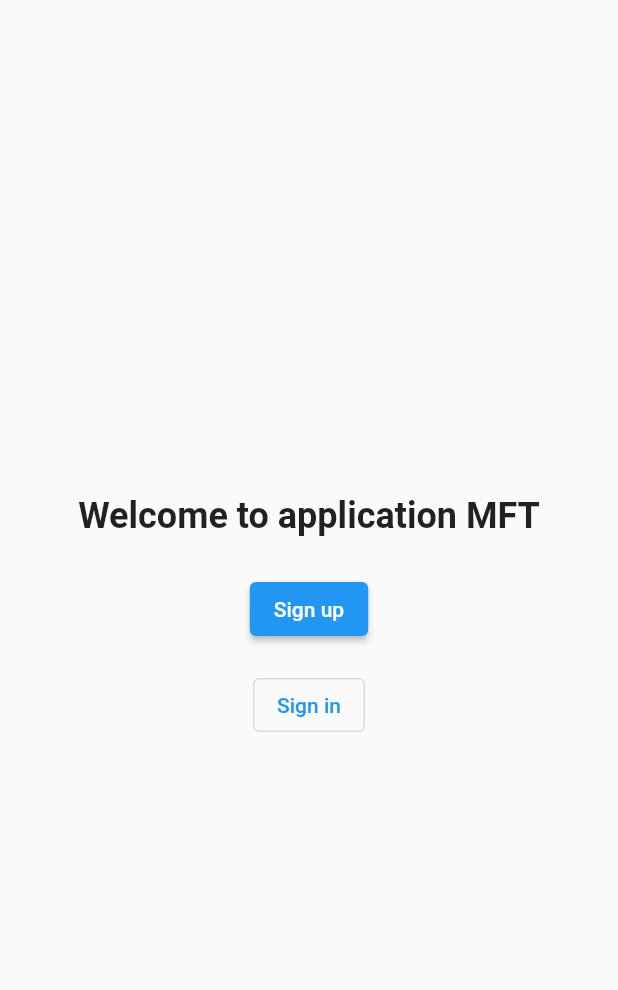
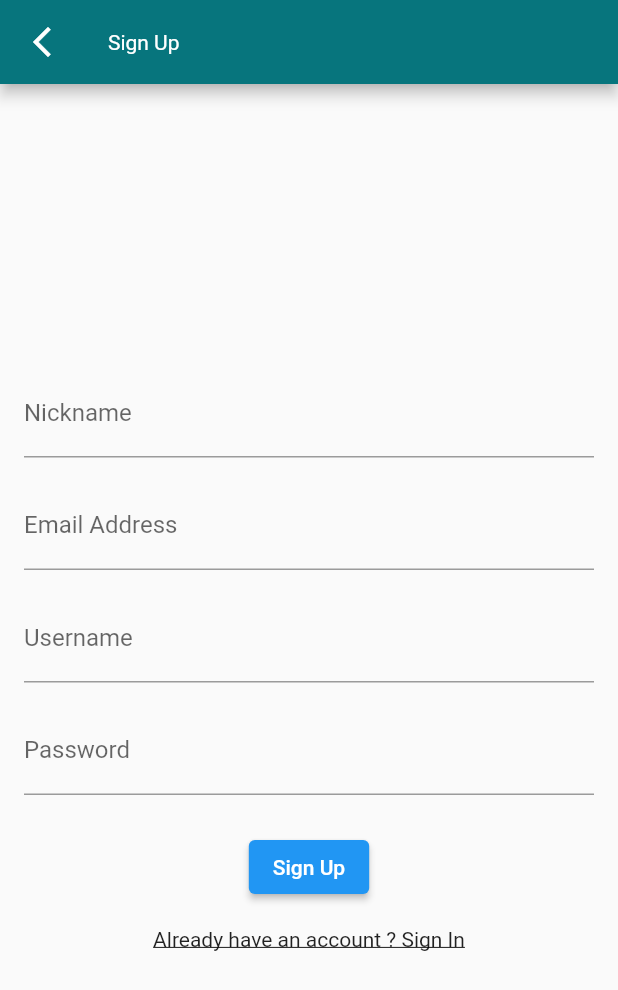
Before and after one commit to nat997/frontend, a Flutter app: the screen it shows after launch, after a tap on "Sign up", on a phone screen of 412 x 824 dp. Shown: the top 990 px of the screen. Run offline on Flutter 3.47's test engine with Material 2 defaults, Android fonts, the light colour scheme and no system bars; our stand-ins replace go_router.

Commit message:
Merge changes from remote

```diff
--- a/assets/data.json
+++ b/assets/data.json
@@ -0,0 +1,12 @@
+{
+    "users":[
+        {
+            "id":1,
+            "name":"somebody",
+            "mail":"something@somethingelse.com",
+            "username":"somethingsomething",
+            "password":"disizsomepassword",
+            "islogged":"true"
+        }
+    ]
+}
--- a/lib/HomePage.dart
+++ b/lib/HomePage.dart
@@ -19,14 +19,14 @@ class HomePage extends StatelessWidget {
             const SizedBox(height: 24.0),
             ElevatedButton(
               onPressed: () {
-                // Perform sign up logic here
+                GoRouter.of(context).go('/SignUp');
               },
               child: const Text('Sign up'),
             ),
             const SizedBox(height: 16.0),
             OutlinedButton(
               onPressed: () {
-                GoRouter.of(context).go('/LoginPage');
+                GoRouter.of(context).go('/SignIn');
               },
               child: const Text('Sign in'),
             ),
--- /dev/null
+++ b/lib/SignUp.dart
@@ -0,0 +1,78 @@
+import 'package:flutter/material.dart';
+import 'package:go_router/go_router.dart';
+
+class SignUp extends StatelessWidget {
+  const SignUp({Key? key}) : super(key: key);
+
+  @override
+  Widget build(BuildContext context) {
+    return Scaffold(
+      appBar: AppBar(
+        title: const Text('Sign Up'),
+        backgroundColor: const Color(0xff07757d),
+        iconTheme: const IconThemeData(color: Colors.white),
+        leading: IconButton(
+          onPressed: () {
+            GoRouter.of(context).go('/');
+          },
+          icon: const Icon(Icons.arrow_back_ios_new),
+        ),
+        toolbarTextStyle: const TextStyle(
+          color: Colors.white,
+        ),
+        titleTextStyle: const TextStyle(
+          color: Colors.white,
+        ),
+      ),
+      body: Padding(
+        padding: const EdgeInsets.all(16.0),
+        child: Column(
+          mainAxisAlignment: MainAxisAlignment.center,
+          children: [
+            const TextField(
+              decoration: InputDecoration(
+                labelText: 'Nickname',
+              ),
+            ),
+            const SizedBox(height: 16.0),
+            const TextField(
+              decoration: InputDecoration(
+                labelText: 'Email Address',
+              ),
+            ),
+            const SizedBox(height: 16.0),
+            const TextField(
+              decoration: InputDecoration(
+                labelText: 'Username',
+              ),
+            ),
+            const SizedBox(height: 16.0),
+            const TextField(
+              obscureText: true,
+              decoration: InputDecoration(
+                labelText: 'Password',
+              ),
+            ),
+            const SizedBox(height: 24.0),
+            ElevatedButton(
+              onPressed: () {
+                // Perform sign up logic here
+              },
+              child: const Text('Sign Up'),
+            ),
+            const SizedBox(height: 16.0),
+            GestureDetector(
+              onTap: () {
+                GoRouter.of(context).go('/SignIn');
+              },
+              child: const Text(
+                'Already have an account ? Sign In',
+                style: TextStyle(decoration: TextDecoration.underline),
+              ),
+            ),
+          ],
+        ),
+      ),
+    );
+  }
+}
--- a/lib/main.dart
+++ b/lib/main.dart
@@ -1,7 +1,8 @@
 import 'package:flutter/material.dart';
 import 'package:go_router/go_router.dart';
+import 'package:mft/SignUp.dart';
 import 'HomePage.dart';
-import 'LoginPage.dart';
+import 'SignIn.dart';
 
 final _router = GoRouter(routes: [
   GoRoute(
@@ -9,8 +10,12 @@ final _router = GoRouter(routes: [
     pageBuilder: (context, state) => const MaterialPage(child: HomePage()),
   ),
   GoRoute(
-      path: '/LoginPage',
-      pageBuilder: (context, state) => const MaterialPage(child: LoginPage())),
+      path: '/SignIn',
+      pageBuilder: (context, state) => const MaterialPage(child: SignIn())),
+  GoRoute(
+    path: '/SignUp',
+    pageBuilder: (context, state) => const MaterialPage(child: SignUp()),
+  )
 ]);
 
 void main() {
--- a/pubspec.yaml
+++ b/pubspec.yaml
@@ -60,7 +60,8 @@ flutter:
   uses-material-design: true
 
   # To add assets to your application, add an assets section, like this:
-  # assets:
+assets:
+  - assets/data.json
   #   - images/a_dot_burr.jpeg
   #   - images/a_dot_ham.jpeg
 
```
Also changed, not shown: lib/SignIn.dart (renamed from lib/LoginPage.dart, +22 -13 lines).
